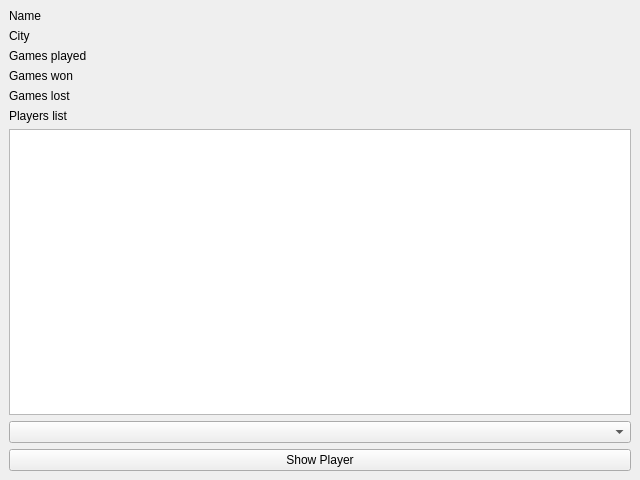
Qt form fangui/ui/teamWindow.ui (PZ-NBApp/gui) before a commit.
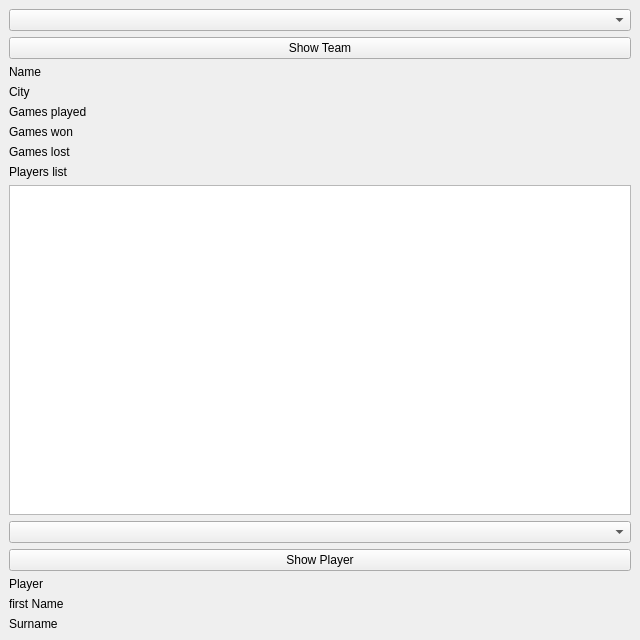
The same form after that commit.

Commit message: team list and view as one window

Diff of the .ui file:
```diff
--- a/fangui/ui/teamWindow.ui
+++ b/fangui/ui/teamWindow.ui
@@ -7,7 +7,7 @@
     <x>0</x>
     <y>0</y>
     <width>640</width>
-    <height>480</height>
+    <height>640</height>
    </rect>
   </property>
   <property name="windowTitle">
@@ -15,6 +15,16 @@
   </property>
   <widget class="QWidget" name="centralwidget">
    <layout class="QVBoxLayout" name="verticalLayout">
+    <item>
+     <widget class="QComboBox" name="teamsList"/>
+    </item>
+    <item>
+     <widget class="QPushButton" name="applyButton">
+      <property name="text">
+       <string>Show Team</string>
+      </property>
+     </widget>
+    </item>
     <item>
      <layout class="QVBoxLayout" name="verticalLayout_3">
       <item>
@@ -113,6 +123,45 @@
       </item>
      </layout>
     </item>
+    <item>
+     <widget class="QLabel" name="playerLabel">
+      <property name="text">
+       <string>Player</string>
+      </property>
+     </widget>
+    </item>
+    <item>
+     <layout class="QFormLayout" name="formLayout_2">
+      <item row="0" column="0">
+       <widget class="QLabel" name="firstNameLabel">
+        <property name="text">
+         <string>first Name</string>
+        </property>
+       </widget>
+      </item>
+      <item row="0" column="1">
+       <widget class="QLabel" name="firstNameOutput">
+        <property name="text">
+         <string/>
+        </property>
+       </widget>
+      </item>
+      <item row="1" column="0">
+       <widget class="QLabel" name="surnameLabel">
+        <property name="text">
+         <string>Surname</string>
+        </property>
+       </widget>
+      </item>
+      <item row="1" column="1">
+       <widget class="QLabel" name="surnameOutput">
+        <property name="text">
+         <string/>
+        </property>
+       </widget>
+      </item>
+     </layout>
+    </item>
    </layout>
   </widget>
  </widget>
```
The commit also changes 5 other files.
